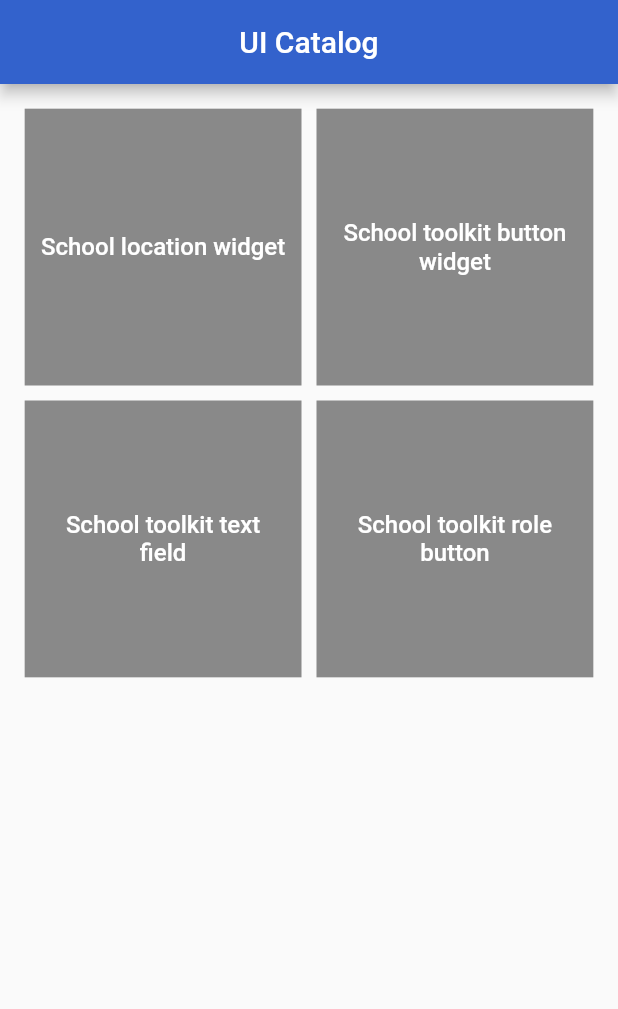
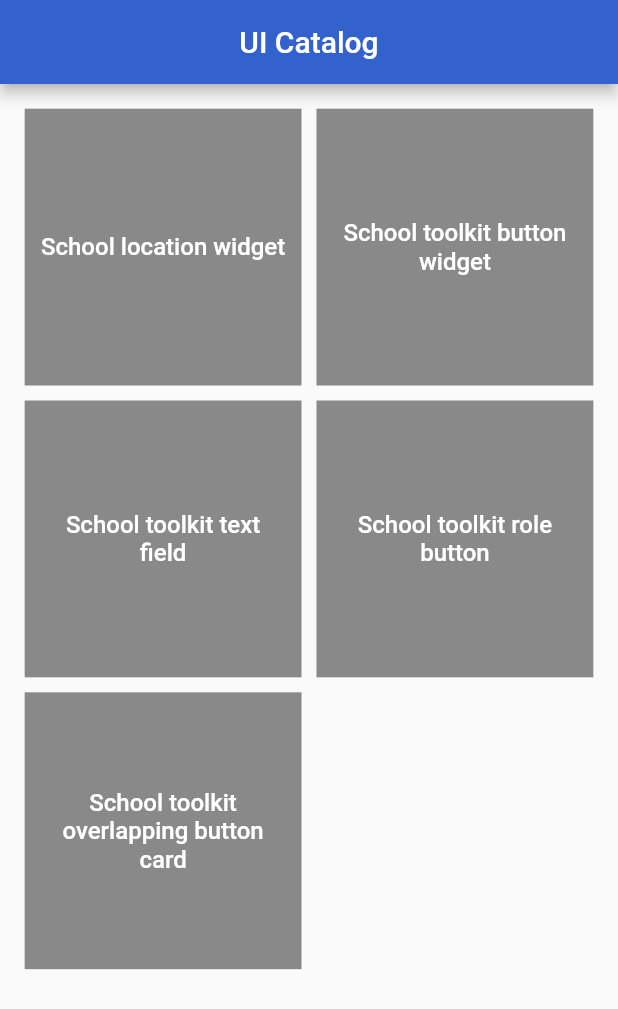
Before and after one commit to bugthedebugger/school-ui-toolkit, a Flutter app: the screen it shows after launch, on a phone screen of 412 x 824 dp. Shown: the top 1009 px of the screen. Run offline on Flutter 3.47's test engine with Material 2 defaults, Android fonts, the phone set to English and light mode, and no system bars; our stand-ins replace cached_network_image, flutter_screenutil, font_awesome_flutter; statements that could not run were skipped.

Commit message:
Added OverlappingButtonCard

```diff
--- a/example/ui_example/lib/src/ui/ui_catalog.dart
+++ b/example/ui_example/lib/src/ui/ui_catalog.dart
@@ -3,6 +3,7 @@ import 'package:ui_example/src/assets/assets.dart';
 import 'package:ui_example/src/ui/grid_card.dart';
 import 'package:ui_example/src/ui/school_location_widget_example.dart';
 import 'package:ui_example/src/ui/school_toolkit_button.dart';
+import 'package:ui_example/src/ui/school_toolkit_overlapping_card_example.dart';
 import 'package:ui_example/src/ui/school_toolkit_role_button_example.dart';
 import 'package:ui_example/src/ui/school_toolkit_text_field_example.dart';
 
@@ -39,6 +40,10 @@ class UICatalog extends StatelessWidget {
             title: 'School toolkit role button',
             screen: SchoolToolkitRoleButtonExample(),
           ),
+          GridCard(
+            title: 'School toolkit overlapping button card',
+            screen: SchoolToolkitOverlappingButtonCardExample(),
+          ),
         ],
       ),
     );
--- a/lib/school_ui_toolkit.dart
+++ b/lib/school_ui_toolkit.dart
@@ -7,3 +7,4 @@ export 'package:school_ui_toolkit/src/font_size/font_size.dart';
 export 'package:school_ui_toolkit/src/school_toolkit_button/school_toolkit_button.dart';
 export 'package:school_ui_toolkit/src/school_toolkit_text_field/school_toolkit_text_field.dart';
 export 'package:school_ui_toolkit/src/school_toolkit_role_button/school_toolkit_role_button.dart';
+export 'package:school_ui_toolkit/src/overlapping_button_card/overlapping_button_card.dart';
--- a/lib/src/colors/school_toolkit_colors.dart
+++ b/lib/src/colors/school_toolkit_colors.dart
@@ -6,4 +6,10 @@ class SchoolToolkitColors {
   static const Color light_black = Color(0xff818181);
   static const Color blue = Color(0xff3362CC);
   static const Color light_blue = Color(0xff3D72DE);
+  static const Color yellow = Color(0xffFBD46D);
+  static const Color black_shadow = Color(0xff0000001C);
+  static const Color brown = Color(0xff965519);
+  static const Color light_brown = Color(0xffFDECDC);
+  static const Color green = Color(0xff248484);
+  static const Color light_green = Color(0xffD8F9F5);
 }
```
Also changed, not shown: example/ui_example/lib/src/ui/school_toolkit_overlapping_card_example.dart (added, +27 -0 lines), lib/src/overlapping_button_card/overlapping_button_card.dart (added, +81 -0 lines).
